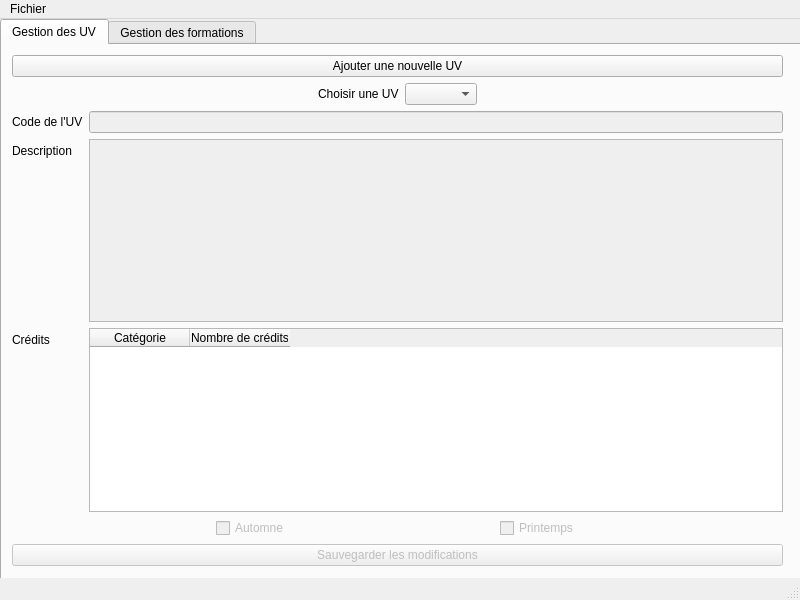
Qt form mainwindow.ui (Clement-Fichmann/UTProfiler) before a commit.
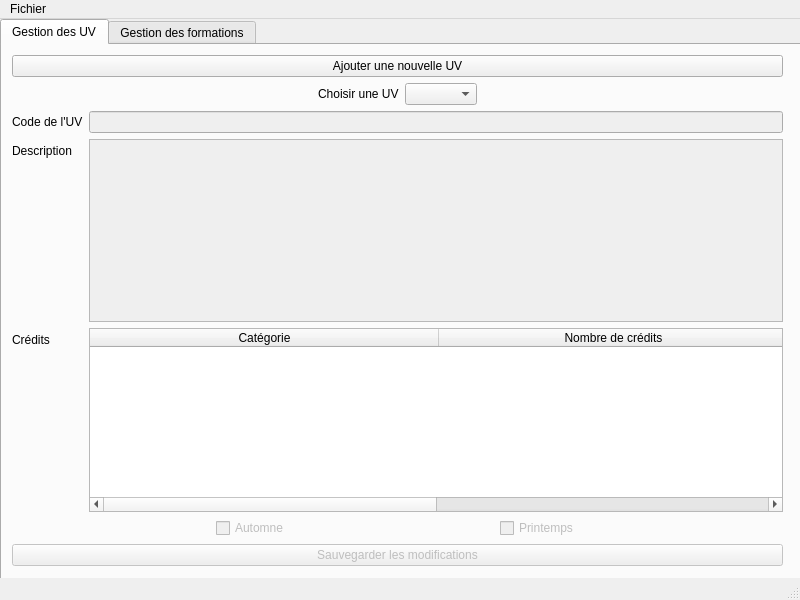
The same form after that commit.

What changed in the file:
```diff
--- a/mainwindow.ui
+++ b/mainwindow.ui
@@ -93,6 +93,9 @@
        </item>
        <item>
         <layout class="QFormLayout" name="formLayout">
+         <property name="fieldGrowthPolicy">
+          <enum>QFormLayout::AllNonFixedFieldsGrow</enum>
+         </property>
          <item row="0" column="0">
           <widget class="QLabel" name="lblCode">
            <property name="text">
@@ -130,6 +133,15 @@
          </item>
          <item row="2" column="1">
           <widget class="QTableWidget" name="tableWidget">
+           <property name="layoutDirection">
+            <enum>Qt::LeftToRight</enum>
+           </property>
+           <property name="wordWrap">
+            <bool>true</bool>
+           </property>
+           <attribute name="horizontalHeaderDefaultSectionSize">
+            <number>349</number>
+           </attribute>
            <column>
             <property name="text">
              <string>Catégorie</string>
```
